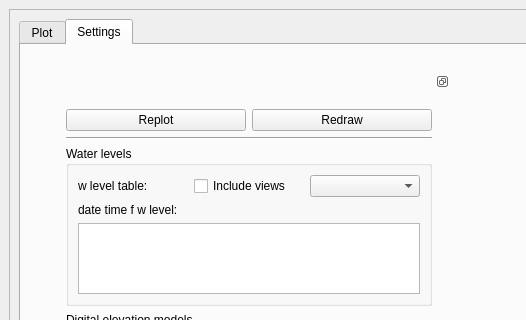
Before: the Qt Designer form ui/secplotdockwidget.ui in jkall/qgis-midvatten-plugin, drawn with Qt 5; both pictures show x 0 to 526 and y 0 to 320 of the 876 by 709 pixel window.
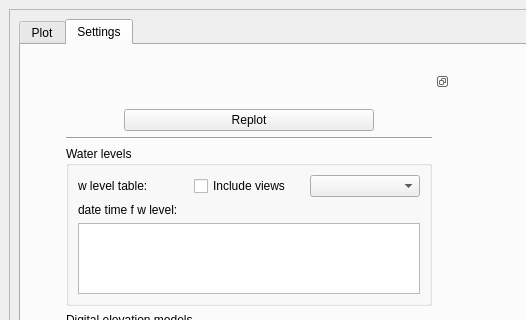
After: the same form once the commit is applied. The open tabs and pages were chosen to show the change. Custom widgets are drawn as their Qt base class.

Commit message: Sectionplot: Settings tab can now be redocked by closing the window. Sectionplot: Removed redraw button. Legend updates automatically when clicking NavigationToolbar Apply button.

```diff
--- a/ui/secplotdockwidget.ui
+++ b/ui/secplotdockwidget.ui
@@ -28,8 +28,8 @@
         <rect>
          <x>0</x>
          <y>0</y>
-         <width>835</width>
-         <height>789</height>
+         <width>843</width>
+         <height>1049</height>
         </rect>
        </property>
        <layout class="QVBoxLayout" name="verticalLayout_9">
@@ -131,19 +131,6 @@
                                </property>
                               </widget>
                              </item>
-                             <item>
-                              <widget class="QPushButton" name="redraw">
-                               <property name="maximumSize">
-                                <size>
-                                 <width>250</width>
-                                 <height>16777215</height>
-                                </size>
-                               </property>
-                               <property name="text">
-                                <string>Redraw</string>
-                               </property>
-                              </widget>
-                             </item>
                             </layout>
                            </item>
                            <item>
```
Left out of the diff: 2 changed lines with no effect on the pictures. The commit also changes 2 other files.
